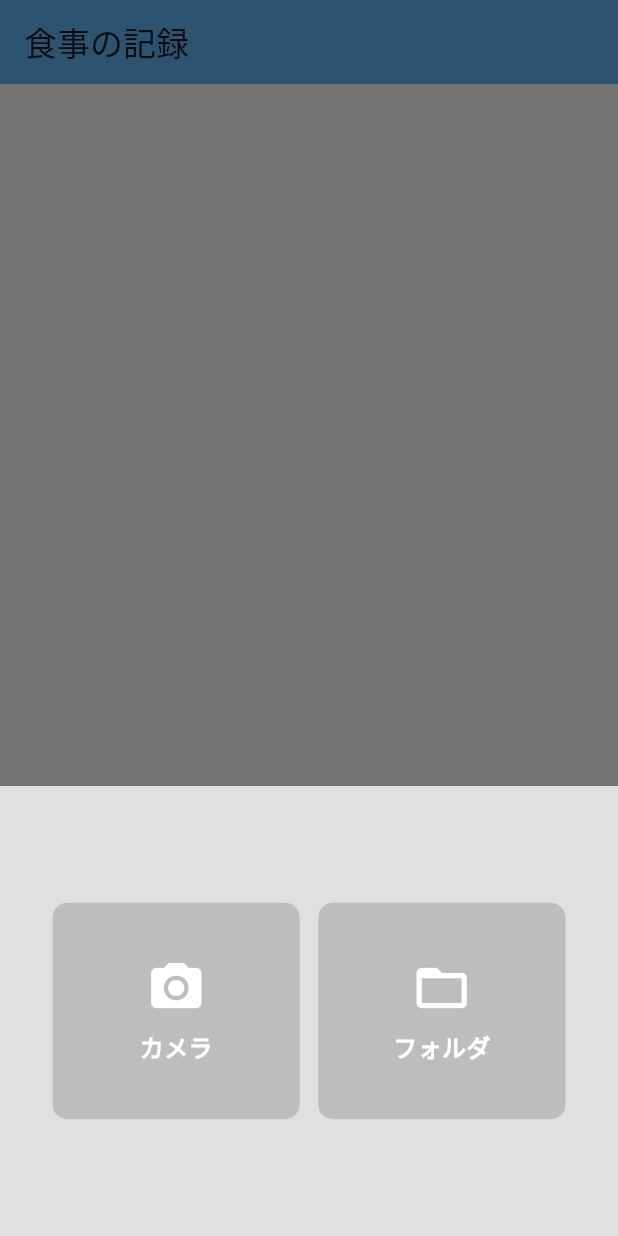
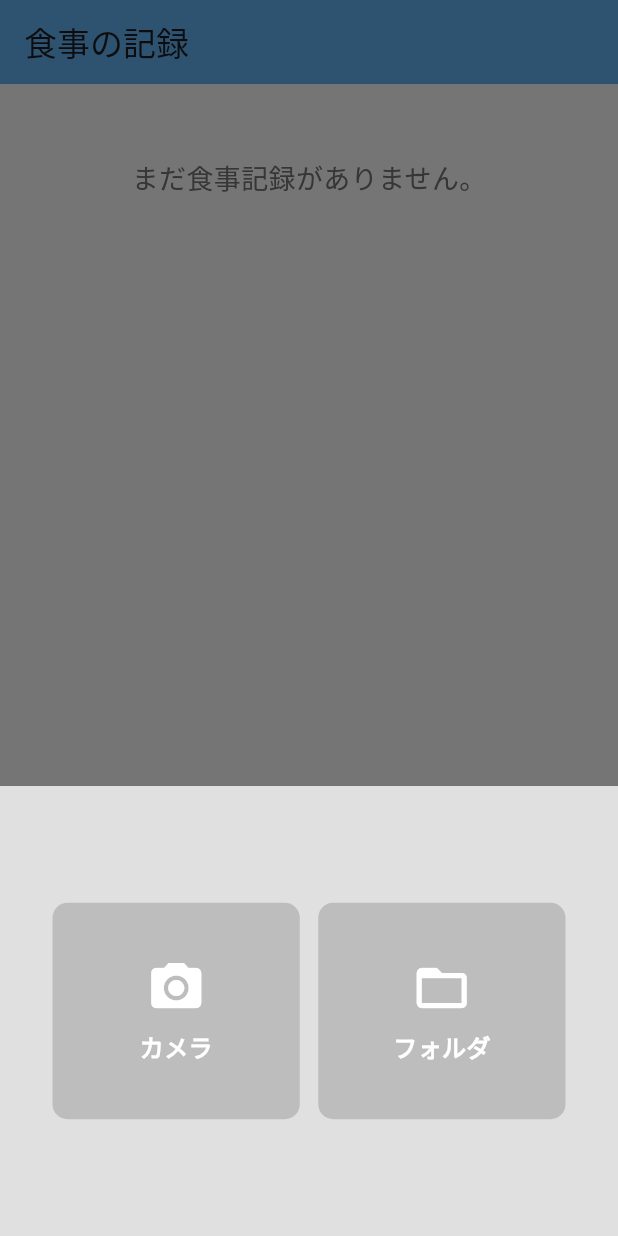
Before and after one commit to she645195-commits/test_app, a Flutter app: the screen it shows after launch, after a tap on the "add" icon, on a phone screen of 412 x 824 dp. Run offline on Flutter 3.47's test engine with Material 3 defaults, Android fonts, the phone set to English and light mode, and no system bars; our stand-ins replace camera, csv, image_picker, sqflite; missing offline and left inert: tflite_flutter; accounts and stored records are empty.

Commit message:
食品認識アプリ　バグ修正0908-1

```diff
--- a/lib/MealListScreen.dart
+++ b/lib/MealListScreen.dart
@@ -34,8 +34,7 @@ class _MealListScreenState extends State<MealListScreen> {
   // mealRecord の要素数（日付の数）でforループ
   // さらにそのループの中でmealRecord[0]['records']の要素数（写真の数）でforループ
 
-
-  XFile? _galleryImageImage; //　端末のファイルを取得する際に使用する
+  XFile? _galleryImageImage = null; //　端末のファイルを取得する際に使用する
   List<Map<String, dynamic>>? _showList;
 
   // スライド状態を管理するためのマップ
@@ -124,10 +123,7 @@ class _MealListScreenState extends State<MealListScreen> {
     final size = MediaQuery.of(context).size;
 
     return Scaffold(
-      appBar: AppBar(
-        title: Text('食事の記録'),
-        backgroundColor: Colors.blue[300],
-      ),
+      appBar: AppBar(title: Text('食事の記録'), backgroundColor: Colors.blue[300]),
 
       body: GestureDetector(
         onTap: _closeAllSlides,
@@ -138,27 +134,9 @@ class _MealListScreenState extends State<MealListScreen> {
             SingleChildScrollView(
               child: Column(
                 children: <Widget>[
-                  if ((() {
-                    if (_showList == null) {
-                      print('ログ: _showListはnullです。elseブロックが実行されます。');
-                      return false;
-                    }
-                    print(
-                      'ログ: _showListはnullではありません。リストの要素数: ${_showList!.length}',
-                    );
-                    return true;
-                  })())
-                    for (var meal in _showList!) ...[
-                      SizedBox(height: 2),
-                      buildDateContainer(meal['date'], size.width),
-                      SizedBox(height: 1),
-                      for (var record in meal['records']) ...[
-                        buildRecordContainer(record, size.width),
-                      ],
-                    ]
-                  else
-                    // データがないときテキストを表示する
-                    Center(
+                  // 修正点：nullとemptyの両方をチェックする三項演算子を使用
+                  (_showList == null || _showList!.isEmpty)
+                      ? Center(
                           child: Padding(
                             padding: const EdgeInsets.only(top: 50.0),
                             child: Text(
@@ -168,6 +146,20 @@ class _MealListScreenState extends State<MealListScreen> {
                                 color: Colors.grey[600],
                               ),
                             ),
+                          ),
+                        )
+                      : SingleChildScrollView(
+                          child: Column(
+                            children: <Widget>[
+                              for (var meal in _showList!) ...[
+                                SizedBox(height: 2),
+                                buildDateContainer(meal['date'], size.width),
+                                SizedBox(height: 1),
+                                for (var record in meal['records']) ...[
+                                  buildRecordContainer(record, size.width),
+                                ],
+                              ],
+                            ],
                           ),
                         ),
                 ],
@@ -183,7 +175,7 @@ class _MealListScreenState extends State<MealListScreen> {
                 height: 80, // カスタム高さ
                 child: FloatingActionButton(
                   onPressed: () {
-                    print('ボタンが押されました');
+                    print('右下のボタンが押されました');
                     showModalBottomSheet(
                       context: context,
                       builder: (context) {
@@ -465,6 +457,7 @@ class _MealListScreenState extends State<MealListScreen> {
                   // 写真を選択
                   await _pickImage();
 
+                  if (_galleryImageImage != null) {
                     // 選択した写真を渡して画面を切り替える
                     Navigator.pushReplacement(
                       context,
@@ -473,6 +466,7 @@ class _MealListScreenState extends State<MealListScreen> {
                             FoodRecognitionScreen(image: _galleryImageImage!),
                       ),
                     );
+                  }
                 },
                 child: Column(
                   mainAxisAlignment: MainAxisAlignment.center,
```
Lines whose indentation alone changed are shown as unchanged.
